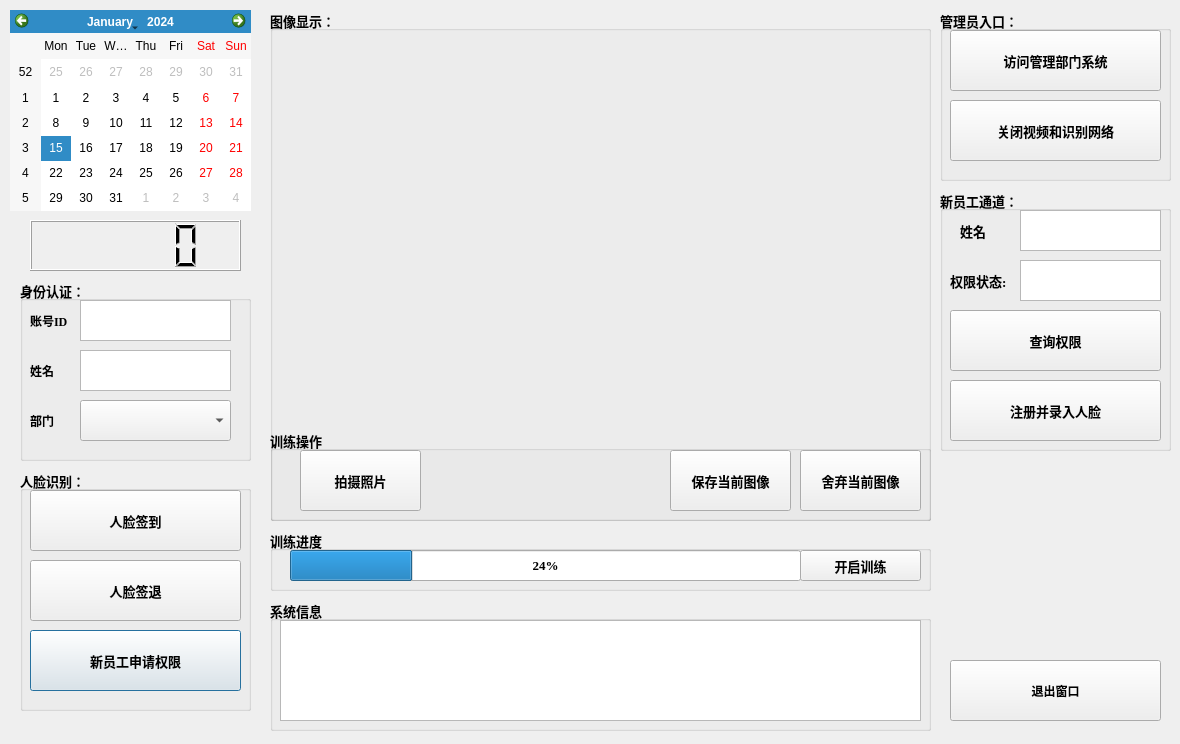
Before: the Qt Designer form src/WorkAttendanceSys/WorkAttendanceSys.ui in Liupeter01/WorkAttendanceQT, drawn with Qt 5.
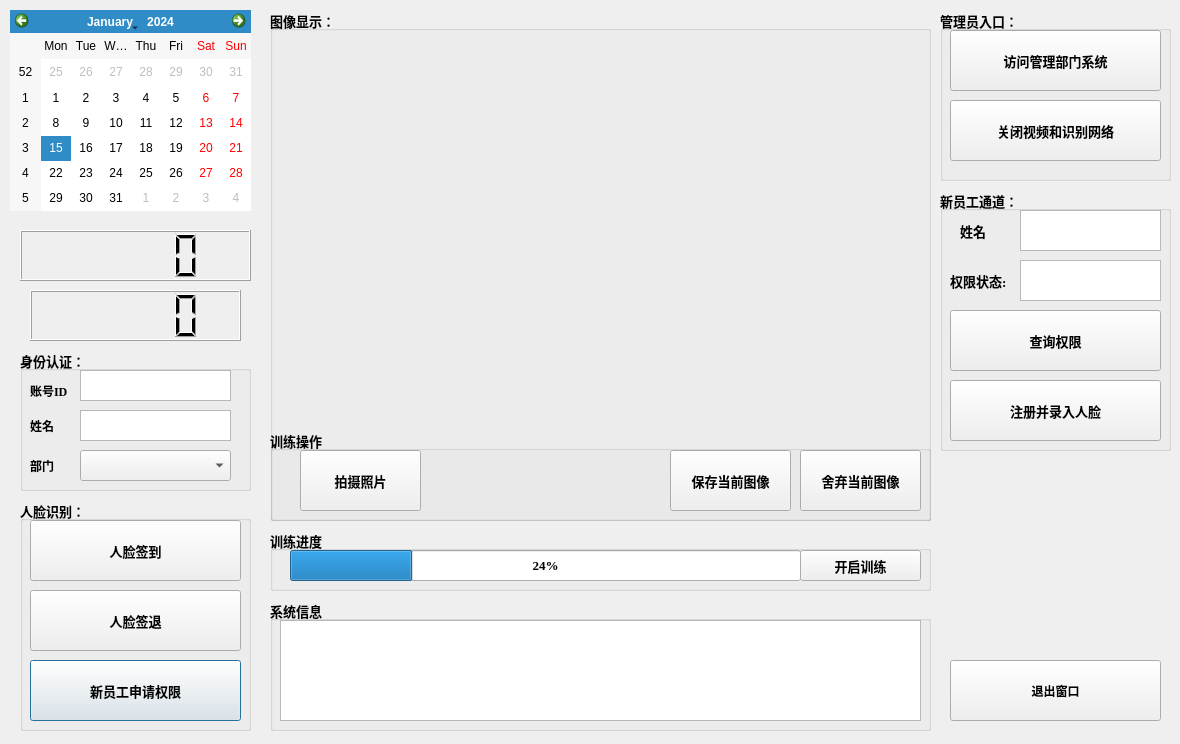
After: the same form once the commit is applied.

```diff
--- a/src/WorkAttendanceSys/WorkAttendanceSys.ui
+++ b/src/WorkAttendanceSys/WorkAttendanceSys.ui
@@ -496,9 +496,9 @@
    <property name="geometry">
     <rect>
      <x>20</x>
-     <y>470</y>
+     <y>500</y>
      <width>231</width>
-     <height>241</height>
+     <height>231</height>
     </rect>
    </property>
    <property name="font">
@@ -566,7 +566,7 @@
    <property name="geometry">
     <rect>
      <x>30</x>
-     <y>220</y>
+     <y>290</y>
      <width>211</width>
      <height>51</height>
     </rect>
@@ -881,9 +881,9 @@
    <property name="geometry">
     <rect>
      <x>30</x>
-     <y>350</y>
+     <y>400</y>
      <width>54</width>
-     <height>41</height>
+     <height>51</height>
     </rect>
    </property>
    <property name="font">
@@ -901,9 +901,9 @@
    <property name="geometry">
     <rect>
      <x>80</x>
-     <y>400</y>
+     <y>450</y>
      <width>151</width>
-     <height>41</height>
+     <height>31</height>
     </rect>
    </property>
   </widget>
@@ -911,9 +911,9 @@
    <property name="geometry">
     <rect>
      <x>30</x>
-     <y>410</y>
+     <y>450</y>
      <width>54</width>
-     <height>21</height>
+     <height>31</height>
     </rect>
    </property>
    <property name="font">
@@ -930,9 +930,9 @@
    <property name="geometry">
     <rect>
      <x>80</x>
-     <y>350</y>
+     <y>410</y>
      <width>151</width>
-     <height>41</height>
+     <height>31</height>
     </rect>
    </property>
   </widget>
@@ -940,7 +940,7 @@
    <property name="geometry">
     <rect>
      <x>30</x>
-     <y>310</y>
+     <y>380</y>
      <width>54</width>
      <height>21</height>
     </rect>
@@ -960,9 +960,9 @@
    <property name="geometry">
     <rect>
      <x>80</x>
-     <y>300</y>
+     <y>370</y>
      <width>151</width>
-     <height>41</height>
+     <height>31</height>
     </rect>
    </property>
   </widget>
@@ -970,9 +970,9 @@
    <property name="geometry">
     <rect>
      <x>20</x>
-     <y>280</y>
+     <y>350</y>
      <width>231</width>
-     <height>181</height>
+     <height>141</height>
     </rect>
    </property>
    <property name="font">
@@ -987,6 +987,16 @@
     <string>身份认证：</string>
    </property>
   </widget>
+  <widget class="QLCDNumber" name="lcddate">
+   <property name="geometry">
+    <rect>
+     <x>20</x>
+     <y>230</y>
+     <width>231</width>
+     <height>51</height>
+    </rect>
+   </property>
+  </widget>
   <zorder>groupBox_8</zorder>
   <zorder>groupBox_3</zorder>
   <zorder>groupBox_2</zorder>
```
Left out of the diff: 5 changed lines with no effect on the pictures.
